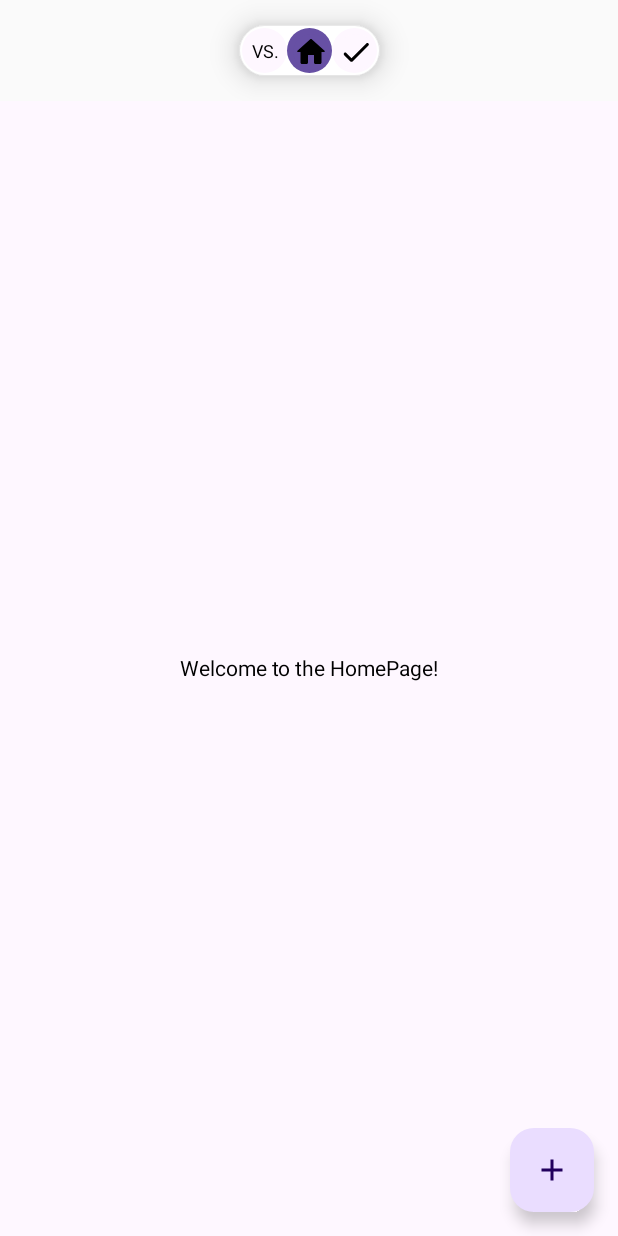
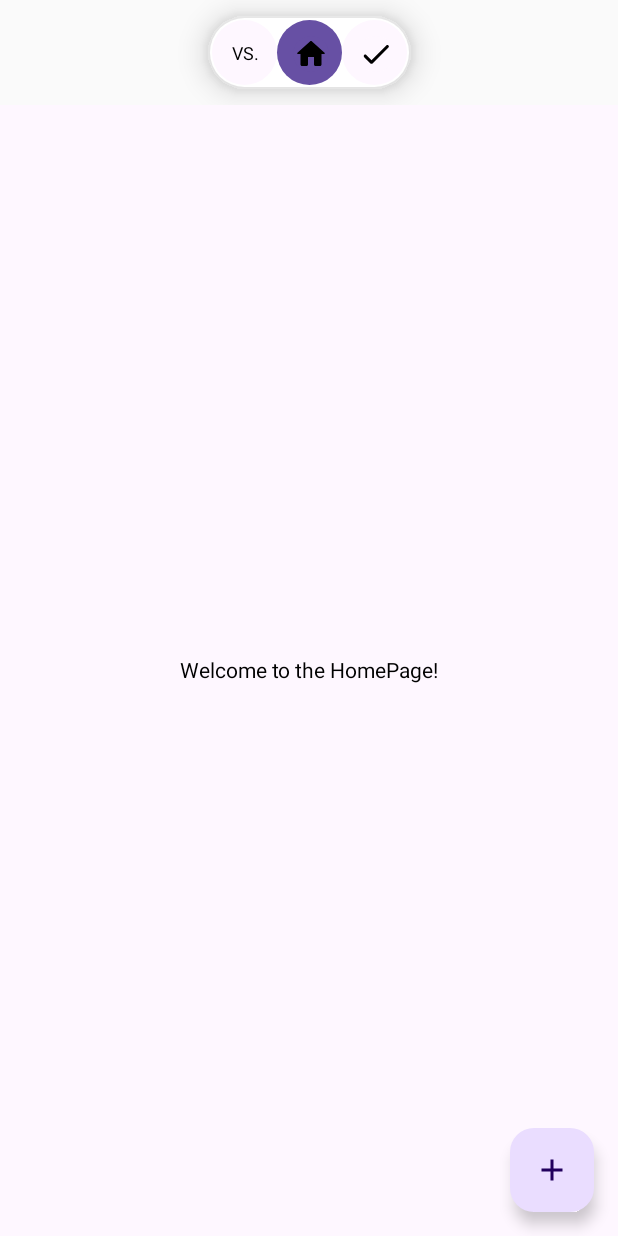
Before and after one commit to Langelozzi/qds-hacks-2024, an Android app built with Jetpack Compose: the screen it shows after launch (MainActivity), on a phone screen of 412 x 824 dp. Run offline under Robolectric (Android 15) with nearby library versions, the phone set to English and light mode, and no system bars.

Commit message:
Update navbar size

```diff
--- a/frontend/app/src/main/java/com/bcit/frontend/App.kt
+++ b/frontend/app/src/main/java/com/bcit/frontend/App.kt
@@ -2,6 +2,8 @@ package com.bcit.frontend
 
 import androidx.compose.foundation.layout.Box
 import androidx.compose.foundation.layout.Column
+import androidx.compose.foundation.layout.fillMaxSize
+import androidx.compose.foundation.layout.fillMaxWidth
 import androidx.compose.runtime.Composable
 import androidx.compose.runtime.LaunchedEffect
 import androidx.compose.runtime.getValue
@@ -50,7 +52,7 @@ fun App() {
             Task("Lab 1", "CPSC", TaskType.LAB, 0.05, "2022-10-10", 2, R.drawable.stats2),
             Task("quiz 1", "Stats", TaskType.LAB, 0.05, "2022-10-10", 2, R.drawable.algolab3),
             Task("midterm 1", "Maths", TaskType.LAB, 0.05, "2022-10-10",2, R.drawable.ooplab2),
-            Task("assignement 1", "AIML", TaskType.LAB, 0.05, "2022-10-10",2, R.drawable.ooplab1),
+            Task("assignment 1", "AIML", TaskType.LAB, 0.05, "2022-10-10",2, R.drawable.ooplab1),
             Task("Lab 1", "CPSC", TaskType.LAB, 0.05, "2022-10-10", 2, R.drawable.statslab2),
             Task("Lab 1", "Stats", TaskType.LAB, 0.05, "2022-10-10", 2, R.drawable.algolab3),
         )
@@ -81,7 +83,6 @@ fun App() {
         NavBar(navController, activePage, setActivePage)
         Box(
             modifier = Modifier
-
         ) {
             NavHost(
                 navController = navController,
--- a/frontend/app/src/main/java/com/bcit/frontend/components/NavBar.kt
+++ b/frontend/app/src/main/java/com/bcit/frontend/components/NavBar.kt
@@ -28,14 +28,14 @@ fun NavBar(
     Row(
         modifier = Modifier
             .fillMaxWidth()
-            .padding(16.dp),
+            .padding(10.dp),
         horizontalArrangement = Arrangement.Center
     ) {
         // rounded border
         Box(
             modifier = Modifier
                 .shadow(12.dp, shape = RoundedCornerShape(30.dp))
-                .padding(1.dp) // Adjust padding as needed
+                .padding(2.dp) // Adjust padding as needed
         ) {
             Row(
                 modifier = Modifier
--- a/frontend/app/src/main/java/com/bcit/frontend/components/NavButton.kt
+++ b/frontend/app/src/main/java/com/bcit/frontend/components/NavButton.kt
@@ -28,7 +28,7 @@ fun NavButton(
     IconButton(
         modifier = Modifier
             .background(buttonColor, shape = CircleShape)
-            .size(30.dp),
+            .size(43.dp),
         onClick = onClick,
     ) {
         Box(
```
Also changed, not shown: 2 other files.
